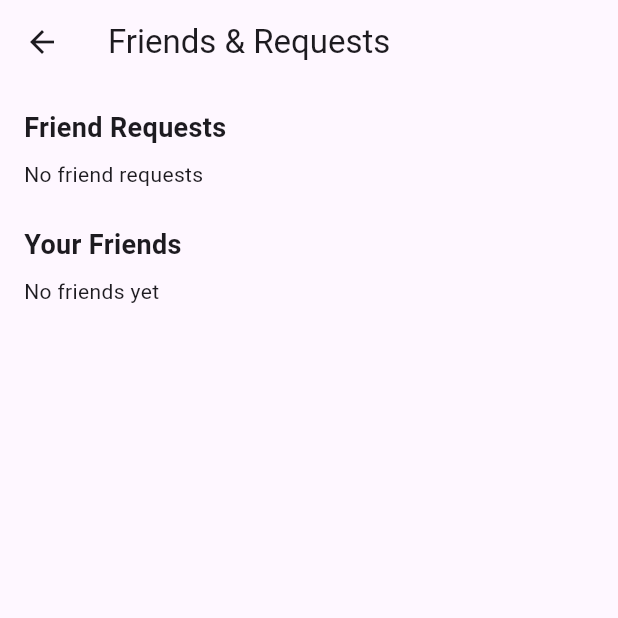
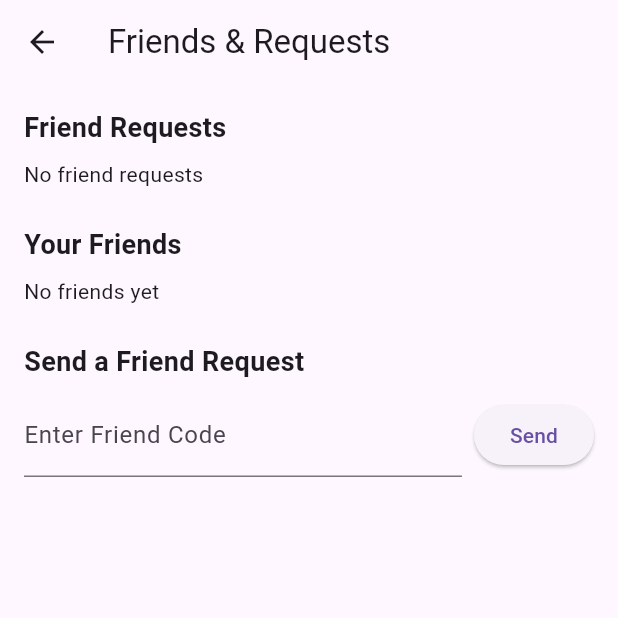
Before and after one commit to bustedchickn/mypantry, a Flutter app: the screen it shows once a user with an empty profile is signed in, after a tap on the "menu" icon, after a tap on "Friends", on a phone screen of 412 x 824 dp, the top half of it. Run offline on Flutter 3.47's test engine with Material 3 defaults, Android fonts, the phone set to English and light mode, and no system bars; our stand-ins replace cloud_firestore, firebase_auth, firebase_core, qr_flutter; missing offline and left inert: mobile_scanner; accounts and stored records are empty; network calls fail.

Commit message:
Update friend.dart

```diff
--- a/my_pantry/lib/friend.dart
+++ b/my_pantry/lib/friend.dart
@@ -1,50 +1,131 @@
+import 'package:qr_flutter/qr_flutter.dart';
+import 'package:my_pantry/qrcode.dart';
 import 'package:flutter/material.dart';
 import 'package:cloud_firestore/cloud_firestore.dart';
 import 'package:firebase_auth/firebase_auth.dart';
-import 'package:qr_flutter/qr_flutter.dart';
-import 'package:my_pantry/qrcode.dart';
 
-class FriendsPage extends StatelessWidget {
+class FriendsPage extends StatefulWidget {
   const FriendsPage({super.key});
+
+  @override
+  State<FriendsPage> createState() => _FriendsPageState();
+}
+
+class _FriendsPageState extends State<FriendsPage> {
+  void declineFriendRequest(String requesterId) {
+  FirebaseFirestore.instance
+      .collection('users')
+      .doc(currentUid)
+      .collection('friendRequests')
+      .doc(requesterId)
+      .delete();
+}
+
+  Future<void> removeFriend(String friendId) async {
+    final batch = FirebaseFirestore.instance.batch();
+
+    final myRef = FirebaseFirestore.instance.collection('users').doc(currentUid);
+    final theirRef = FirebaseFirestore.instance.collection('users').doc(friendId);
+
+    batch.update(myRef, {
+      'friends': FieldValue.arrayRemove([friendId])
+    });
+    batch.update(theirRef, {
+      'friends': FieldValue.arrayRemove([currentUid])
+    });
+
+    await batch.commit();
+  }
+
+
+  final friendCodeController = TextEditingController();
+
+  String? currentUid;
+
+  @override
+  void initState() {
+    super.initState();
+    currentUid = FirebaseAuth.instance.currentUser?.uid;
+  }
 
   Future<String?> _getFriendName(String uid) async {
     final doc = await FirebaseFirestore.instance.collection('users').doc(uid).get();
     return doc.data()?['name'] ?? uid;
   }
 
+  Future<void> sendFriendRequest(String friendCode) async {
+    if (friendCode.trim().isEmpty || currentUid == null) return;
+
+    final result = await FirebaseFirestore.instance
+        .collection('users')
+        .where('friendCode', isEqualTo: friendCode.trim())
+        .limit(1)
+        .get();
+
+    if (result.docs.isEmpty) {
+      ScaffoldMessenger.of(context).showSnackBar(
+        const SnackBar(content: Text("Friend code not found.")),
+      );
+      return;
+    }
+
+    final friendId = result.docs.first.id;
+    if (friendId == currentUid) {
+      ScaffoldMessenger.of(context).showSnackBar(
+        const SnackBar(content: Text("You can't friend yourself.")),
+      );
+      return;
+    }
+
+    final requestRef = FirebaseFirestore.instance
+        .collection('users')
+        .doc(friendId)
+        .collection('friendRequests')
+        .doc(currentUid);
+
+    await requestRef.set({
+      'from': currentUid,
+      'timestamp': FieldValue.serverTimestamp(),
+    });
+
+    ScaffoldMessenger.of(context).showSnackBar(
+      const SnackBar(content: Text("Friend request sent!")),
+    );
+
+    friendCodeController.clear();
+  }
+
   Future<void> acceptFriendRequest(String requesterId) async {
-    final myId = FirebaseAuth.instance.currentUser!.uid;
+    if (currentUid == null) return;
 
-    await FirebaseFirestore.instance.collection('users').doc(myId).update({
+    final batch = FirebaseFirestore.instance.batch();
+
+    final myDoc = FirebaseFirestore.instance.collection('users').doc(currentUid);
+    final friendDoc = FirebaseFirestore.instance.collection('users').doc(requesterId);
+    final requestDoc = myDoc.collection('friendRequests').doc(requesterId);
+
+    batch.update(myDoc, {
       'friends': FieldValue.arrayUnion([requesterId])
     });
 
-    await FirebaseFirestore.instance.collection('users').doc(requesterId).update({
-      'friends': FieldValue.arrayUnion([myId])
+    batch.update(friendDoc, {
+      'friends': FieldValue.arrayUnion([currentUid])
     });
 
-    await FirebaseFirestore.instance
-        .collection('users')
-        .doc(myId)
-        .collection('friendRequests')
-        .doc(requesterId)
-        .delete();
-  }
+    batch.delete(requestDoc);
 
-  Future<List<String>> _getFriendIds(String uid) async {
-    final doc = await FirebaseFirestore.instance.collection('users').doc(uid).get();
-    final data = doc.data();
-    if (data == null || data['friends'] == null) return [];
-    return List<String>.from(data['friends']);
+    await batch.commit();
   }
 
   @override
   Widget build(BuildContext context) {
-    final myId = FirebaseAuth.instance.currentUser!.uid;
+    if (currentUid == null) {
+      return const Scaffold(body: Center(child: Text('Not signed in.')));
+    }
 
     return Scaffold(
       appBar: AppBar(title: const Text('Friends & Requests')),
-      body: Padding(
+      body: SingleChildScrollView(
         padding: const EdgeInsets.all(16),
         child: Column(
           crossAxisAlignment: CrossAxisAlignment.start,
@@ -54,7 +135,7 @@ class FriendsPage extends StatelessWidget {
             StreamBuilder<QuerySnapshot>(
               stream: FirebaseFirestore.instance
                   .collection('users')
-                  .doc(myId)
+                  .doc(currentUid)
                   .collection('friendRequests')
                   .orderBy('timestamp', descending: true)
                   .snapshots(),
@@ -66,8 +147,10 @@ class FriendsPage extends StatelessWidget {
 
                 return ListView.builder(
                   shrinkWrap: true,
+                  physics: const NeverScrollableScrollPhysics(),
                   itemCount: requests.length,
                   itemBuilder: (context, index) {
+
                     final requesterId = requests[index].id;
                     return FutureBuilder<String?>(
                       future: _getFriendName(requesterId),
@@ -76,30 +159,44 @@ class FriendsPage extends StatelessWidget {
                         return ListTile(
                           title: Text(name),
                           subtitle: Text(requesterId),
-                          trailing: ElevatedButton(
-                            onPressed: () => acceptFriendRequest(requesterId),
-                            child: const Text('Accept'),
-                          ),
+                          trailing: Row(
+                          mainAxisSize: MainAxisSize.min,
+                          children: [
+                            ElevatedButton(
+                              onPressed: () => acceptFriendRequest(requesterId),
+                              child: const Text('Accept'),
+                            ),
+                            const SizedBox(width: 8),
+                            TextButton(
+                              onPressed: () => declineFriendRequest(requesterId),
+                              child: const Text('Decline'),
+                            ),
+                          ],
+                        ),
+
                         );
                       },
                     );
                   },
+
                 );
               },
             ),
             const SizedBox(height: 24),
             const Text('Your Friends', style: TextStyle(fontSize: 18, fontWeight: FontWeight.bold)),
             const SizedBox(height: 8),
-            FutureBuilder<List<String>>(
-              future: _getFriendIds(myId),
+            StreamBuilder<DocumentSnapshot>(
+              stream: FirebaseFirestore.instance.collection('users').doc(currentUid).snapshots(),
               builder: (context, snapshot) {
                 if (!snapshot.hasData) return const CircularProgressIndicator();
-                final friendIds = snapshot.data!;
+                final doc = snapshot.data!;
+                final friendIds = List<String>.from(doc['friends'] ?? []);
 
                 if (friendIds.isEmpty) return const Text('No friends yet');
 
                 return ListView.builder(
                   shrinkWrap: true,
+                  physics: const NeverScrollableScrollPhysics(),
                   itemCount: friendIds.length,
                   itemBuilder: (context, index) {
                     final friendId = friendIds[index];
@@ -110,6 +207,11 @@ class FriendsPage extends StatelessWidget {
                         return ListTile(
                           title: Text(name),
                           subtitle: Text(friendId),
+                          trailing: IconButton(
+                          icon: const Icon(Icons.remove_circle_outline),
+                          onPressed: () => removeFriend(friendId),
+                        ),
+
                         );
                       },
                     );
@@ -117,6 +219,26 @@ class FriendsPage extends StatelessWidget {
                 );
               },
             ),
+            const SizedBox(height: 24),
+            const Text('Send a Friend Request', style: TextStyle(fontSize: 18, fontWeight: FontWeight.bold)),
+            const SizedBox(height: 8),
+            Row(
+              children: [
+                Expanded(
+                  child: TextField(
+                    controller: friendCodeController,
+                    decoration: const InputDecoration(labelText: 'Enter Friend Code'),
+                  ),
+                ),
+                const SizedBox(width: 8),
+                ElevatedButton(
+                  onPressed: () => sendFriendRequest(friendCodeController.text),
+                  child: const Text('Send'),
+                ),
+
+              ],
+            ),
+
           ],
         ),
       ),
```
